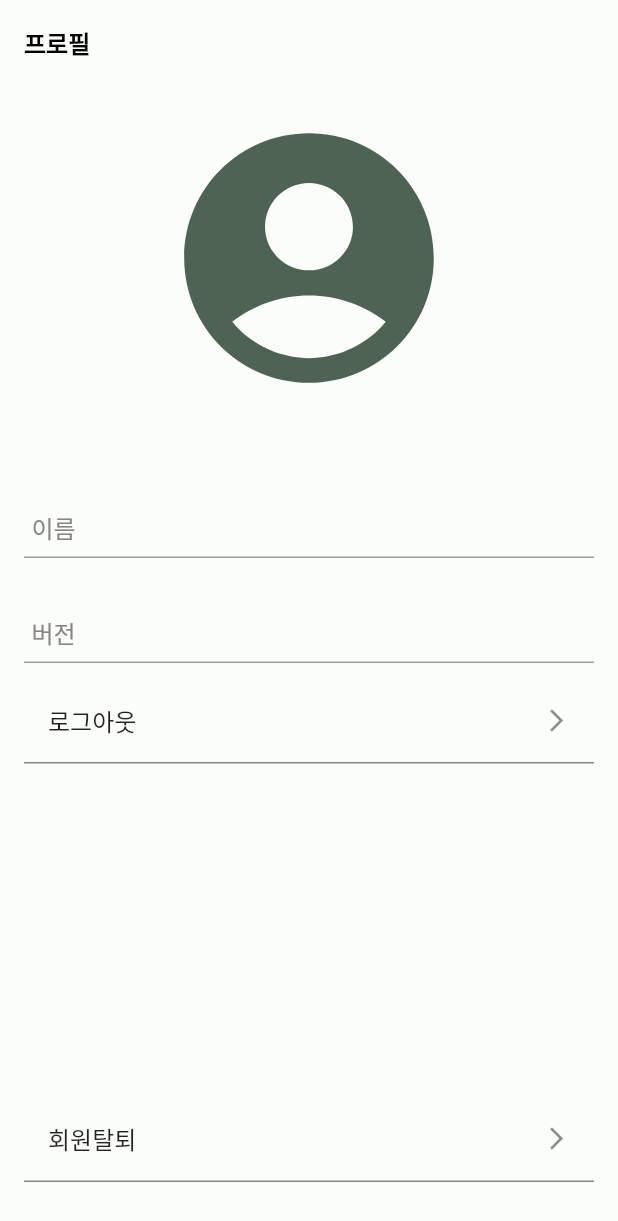
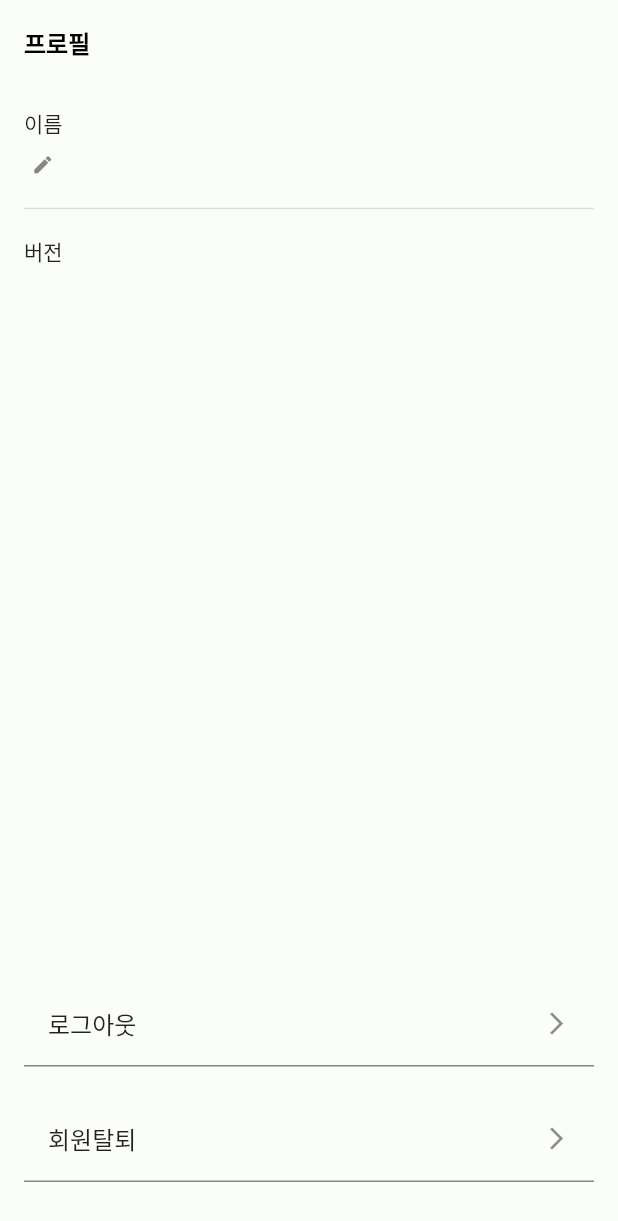
Before and after one commit to njw9108/restaurant_recommendation, a Flutter app: the ProfileScreen widget shown alone on an empty page, opened directly, on a phone screen of 412 x 824 dp. Shown: the top 1221 px of the screen. Run offline on Flutter 3.47's test engine with Material 2 defaults, Android fonts, the phone set to English and light mode, and no system bars; our stand-ins replace cached_network_image, cloud_firestore, cloud_functions, dio, firebase_auth, firebase_core and 10 more; missing offline and left inert: debounce_throttle, kakao_flutter_sdk_user; accounts and stored records are empty; generated files the repository leaves out were written again; Roboto replaces fonts that are missing (NanumGothic, Paybooc).

Commit message:
feat: update user name 추가

```diff
--- a/lib/user/model/my_user_model.dart
+++ b/lib/user/model/my_user_model.dart
@@ -20,4 +20,18 @@ class MyUserModel {
       _$MyUserModelFromJson(json);
 
   Map<String, dynamic> toJson() => _$MyUserModelToJson(this);
+
+  MyUserModel copyWith({
+    String? id,
+    String? photoUrl,
+    String? nickname,
+    String? email,
+  }) {
+    return MyUserModel(
+      id: id ?? this.id,
+      photoUrl: photoUrl ?? this.photoUrl,
+      nickname: nickname ?? this.nickname,
+      email: email ?? this.email,
+    );
+  }
 }
--- a/lib/user/view/profile_screen.dart
+++ b/lib/user/view/profile_screen.dart
@@ -17,22 +17,6 @@ class ProfileScreen extends StatefulWidget {
 }
 
 class _ProfileScreenState extends State<ProfileScreen> {
-  TextEditingController nameController = TextEditingController();
-
-  @override
-  void initState() {
-    final user = context.read<AuthProvider>().userModel;
-    nameController.text = user?.nickname ?? '';
-
-    super.initState();
-  }
-
-  @override
-  void dispose() {
-    nameController.dispose();
-    super.dispose();
-  }
-
   @override
   Widget build(BuildContext context) {
     final user = context.watch<AuthProvider>().userModel;
@@ -58,49 +42,41 @@ class _ProfileScreenState extends State<ProfileScreen> {
       child: Padding(
         padding: const EdgeInsets.all(16.0),
         child: Column(
-          crossAxisAlignment: CrossAxisAlignment.center,
+          crossAxisAlignment: CrossAxisAlignment.start,
           children: [
-            Row(
-              mainAxisAlignment: MainAxisAlignment.center,
-              children: [
-                ClipRRect(
-                  borderRadius: BorderRadius.circular(imageSize / 2),
-                  child: user.photoUrl.isEmpty
-                      ? const EmptyImage()
-                      : CachedNetworkImage(
-                          fit: BoxFit.cover,
-                          width: imageSize,
-                          height: imageSize,
-                          imageUrl: user.photoUrl,
-                          placeholder: (context, url) =>
-                              const CircularProgressIndicator.adaptive(),
-                          errorWidget: (context, url, error) =>
-                              const EmptyImage(),
-                        ),
-                ),
-              ],
+            GestureDetector(
+              onTap: () {
+                showModalBottomSheet(
+                  context: context,
+                  isScrollControlled: true,
+                  shape: const RoundedRectangleBorder(
+                    borderRadius: BorderRadius.only(
+                      topLeft: Radius.circular(20),
+                      topRight: Radius.circular(20),
+                    ),
+                  ),
+                  builder: (_) {
+                    return const _NameUpdateWidget();
+                  },
+                );
+              },
+              child: _LabelTextWidget(
+                label: '이름',
+                content: user.nickname,
+                isUpdatable: true,
+              ),
             ),
-            const SizedBox(
-              height: 40,
+            const Padding(
+              padding: EdgeInsets.symmetric(vertical: 10.0),
+              child: Divider(
+                thickness: 1,
+              ),
             ),
-            CustomTextFormField(
-              onChanged: (String value) {},
-              readOnly: true,
-              hintText: '이름',
-              controller: nameController,
+            _LabelTextWidget(
+              label: '버전',
+              content: user.nickname,
             ),
-            const SizedBox(
-              height: 10,
-            ),
-            CustomTextFormField(
-              onChanged: (String value) {},
-              readOnly: true,
-              hintText: '버전',
-              controller: nameController,
-            ),
-            const SizedBox(
-              height: 10,
-            ),
+            const Spacer(),
             Container(
               decoration: const BoxDecoration(
                 border: Border(
@@ -118,7 +94,9 @@ class _ProfileScreenState extends State<ProfileScreen> {
                 },
               ),
             ),
-            const Spacer(),
+            const SizedBox(
+              height: 20,
+            ),
             Container(
               decoration: const BoxDecoration(
                 border: Border(
@@ -202,6 +180,111 @@ class _ProfileScreenState extends State<ProfileScreen> {
   }
 }
 
+class _LabelTextWidget extends StatelessWidget {
+  final String label;
+  final String content;
+  final bool isUpdatable;
+
+  const _LabelTextWidget({
+    required this.label,
+    required this.content,
+    this.isUpdatable = false,
+  });
+
+  @override
+  Widget build(BuildContext context) {
+    return Column(
+      crossAxisAlignment: CrossAxisAlignment.start,
+      children: [
+        Text(label),
+        const SizedBox(
+          height: 5,
+        ),
+        Row(
+          children: [
+            Text(
+              content,
+              style: const TextStyle(fontSize: 20),
+            ),
+            const SizedBox(
+              width: 5,
+            ),
+            if (isUpdatable)
+              const Icon(
+                Icons.edit,
+                color: GRAY_COLOR,
+                size: 15,
+              ),
+          ],
+        ),
+      ],
+    );
+  }
+}
+
+class _NameUpdateWidget extends StatefulWidget {
+  const _NameUpdateWidget({
+    super.key,
+  });
+
+  @override
+  State<_NameUpdateWidget> createState() => _NameUpdateWidgetState();
+}
+
+class _NameUpdateWidgetState extends State<_NameUpdateWidget> {
+  String editValue = '';
+
+  @override
+  Widget build(BuildContext context) {
+    return SingleChildScrollView(
+      child: Container(
+        padding: EdgeInsets.only(
+          bottom: MediaQuery.of(context).viewInsets.bottom,
+        ),
+        child: Padding(
+          padding: const EdgeInsets.all(16.0),
+          child: Column(
+            crossAxisAlignment: CrossAxisAlignment.stretch,
+            mainAxisSize: MainAxisSize.min,
+            children: [
+              const SizedBox(
+                height: 20,
+              ),
+              const Text('이름'),
+              const SizedBox(
+                height: 10,
+              ),
+              CustomTextFormField(
+                onChanged: (String value) {
+                  setState(() {
+                    editValue = value;
+                  });
+                },
+              ),
+              const SizedBox(
+                height: 20,
+              ),
+              ElevatedButton(
+                onPressed: () {
+                  context.read<AuthProvider>().updateUserName(editValue);
+                  Navigator.pop(context);
+                },
+                style: ElevatedButton.styleFrom(
+                  backgroundColor: PRIMARY_COLOR,
+                ),
+                child: const Text('수정'),
+              ),
+              const SizedBox(
+                height: 20,
+              ),
+            ],
+          ),
+        ),
+      ),
+    );
+  }
+}
+
 class EmptyImage extends StatelessWidget {
   const EmptyImage({
     super.key,
```
Also changed, not shown: lib/common/repository/firebase_repository.dart (+39 -0 lines), lib/user/provider/auth_provider.dart (+14 -23 lines).
